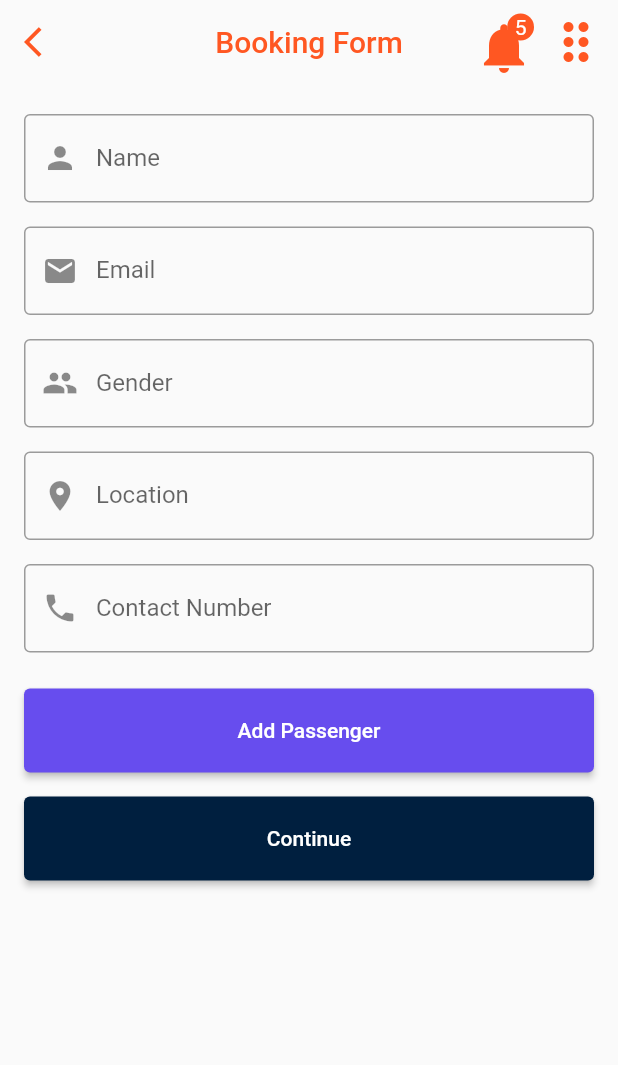
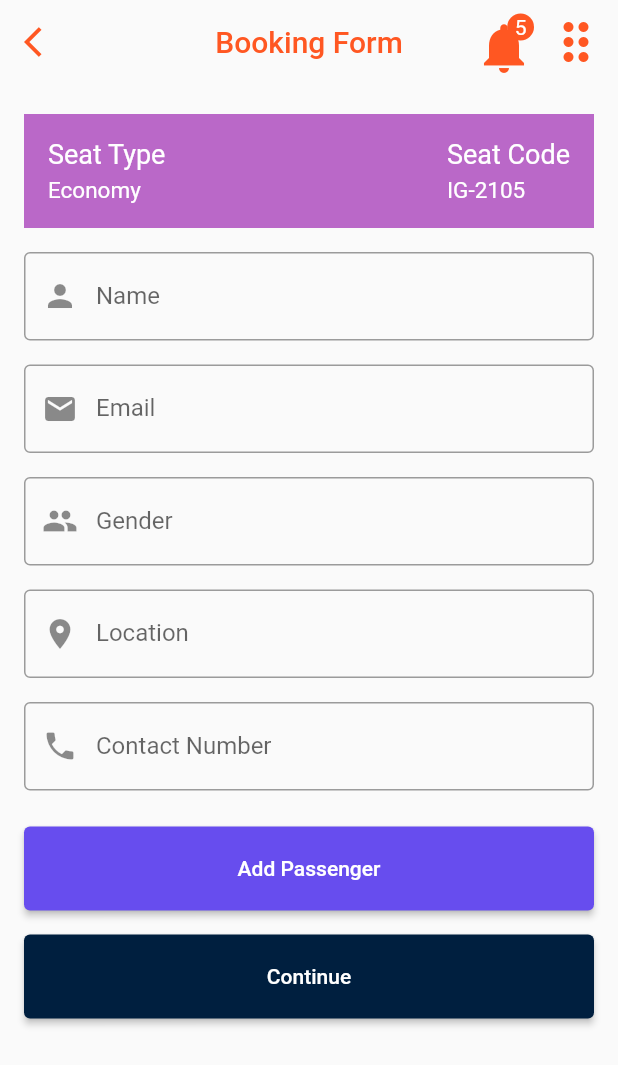
Before and after one commit to Milanka00/Triathlon-Frontend, a Flutter app: the BookingForm screen opened directly, on a phone screen of 412 x 824 dp. Shown: the top 1065 px of the screen. Run offline on Flutter 3.47's test engine with Material 2 defaults, Android fonts, the phone set to English and light mode, and no system bars; drawn by our look-alikes of badges; our stand-ins replace device_preview, file_picker, google_fonts, ionicons.

Commit message:
comp: selected seat

```diff
--- a/lib/booking_form.dart
+++ b/lib/booking_form.dart
@@ -41,13 +41,70 @@ class _BookingFormState extends State<BookingForm> {
 
 @override
 Widget build(BuildContext context) {
+    // Define seat type and seat code variables
+String seatType = 'Economy';
+String seatCode = 'IG-2105';
   return Scaffold(
     appBar: CustomAppBar(
       title: 'Booking Form',
     ),
     body: SingleChildScrollView(
       padding: EdgeInsets.all(16.0),
-        child: Form(
+      child: Column(
+        children: [
+          // Selected Seat Section
+          Container(
+            color: Colors.purple[300],
+            padding: EdgeInsets.all(16.0),
+            child: Row(
+              mainAxisAlignment: MainAxisAlignment.spaceBetween,
+              children: [
+                Column(
+                  crossAxisAlignment: CrossAxisAlignment.start,
+                  children: [
+                    Text(
+                      'Seat Type',
+                      style: TextStyle(
+                        color: Colors.white,
+                        fontSize: 18.0,
+                      ),
+                    ),
+                    SizedBox(height: 5.0),
+                    Text(
+                      seatType,
+                      style: TextStyle(
+                        color: Colors.white,
+                        fontSize: 15.0,
+                      ),
+                    ),
+                  ],
+                ),
+                Column(
+                  crossAxisAlignment: CrossAxisAlignment.start,
+                  children: [
+                    Text(
+                      'Seat Code',
+                      style: TextStyle(
+                        color: Colors.white,
+                        fontSize: 18.0,
+                      ),
+                    ),
+                    SizedBox(height: 5.0),
+                    Text(
+                      seatCode,
+                      style: TextStyle(
+                        color: Colors.white,
+                        fontSize: 15.0,
+                      ),
+                    ),
+                  ],
+                ),
+              ],
+            ),
+          ),
+          SizedBox(height: 16.0),
+          // Form Fields
+          Form(
             key: _formKey,
             child: Column(
               children: [
@@ -67,9 +124,12 @@ class _BookingFormState extends State<BookingForm> {
               ],
             ),
           ),
+        ],
+      ),
     ),
   );
 }
+
 
   Widget buildEmailField() => TextFormField(
         controller: emailController,
@@ -148,7 +208,7 @@ class _BookingFormState extends State<BookingForm> {
   Widget buildLocationField() => TextFormField(
         controller: locationController,
         decoration: InputDecoration(
-          hintText: 'C',
+          hintText: 'City',
           labelText: 'Location',
           prefixIcon: Icon(Icons.location_on),
           suffixIcon: locationController.text.isEmpty
@@ -242,5 +302,4 @@ bool isValidPhoneNumber(String phoneNumber) {
     final phoneRegExp = RegExp(r'^0[0-9]{9}$');
     return phoneRegExp.hasMatch(phoneNumber);
   }
-
 }
--- a/lib/main.dart
+++ b/lib/main.dart
@@ -30,7 +30,7 @@ class MyApp extends StatelessWidget {
           ),
         ),
       ),
-      home: UserDataCollection(),
+      home: BookingForm(),
       debugShowCheckedModeBanner: false,
     );
   }
```
Lines whose indentation alone changed are shown as unchanged.
